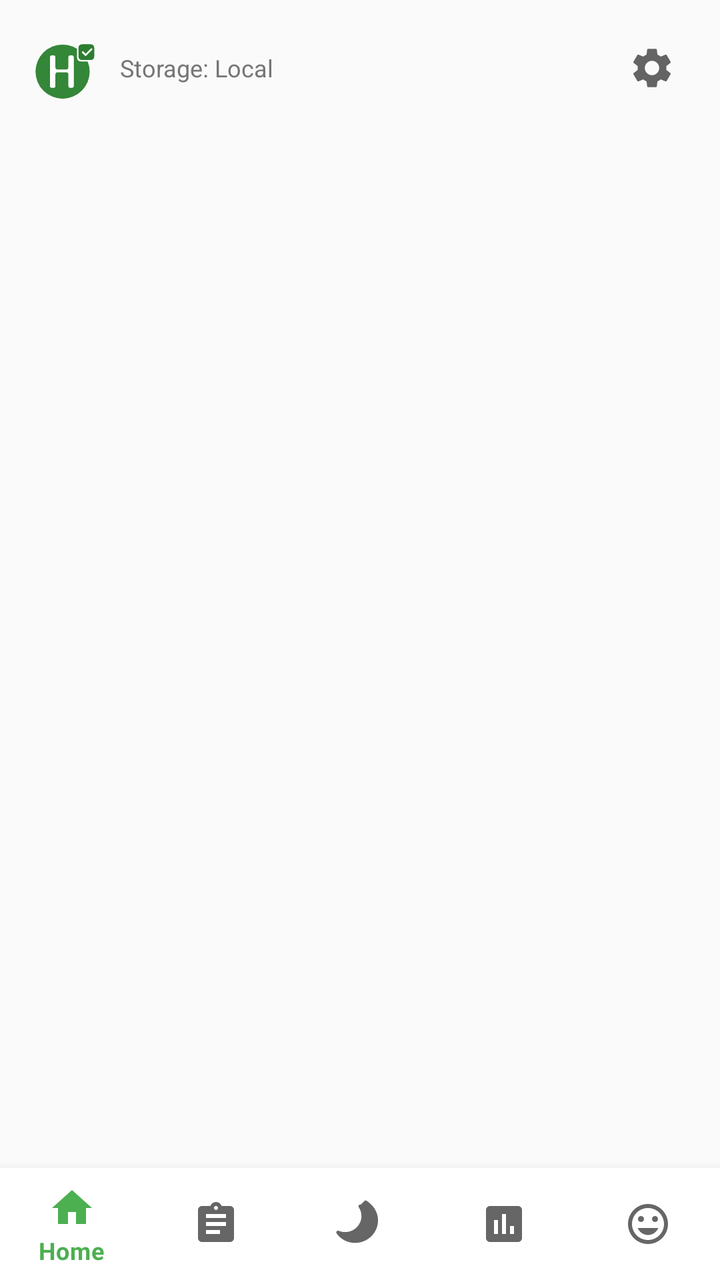
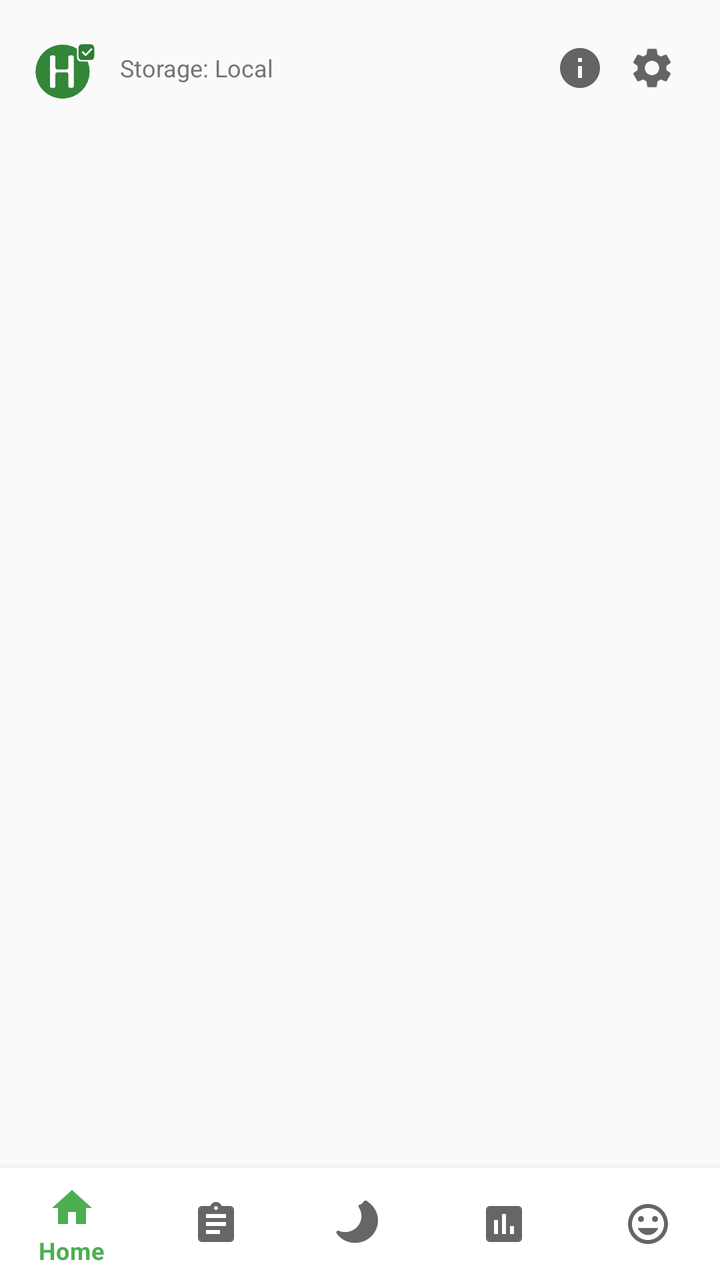

The first picture is an Android layout as it rendered before a commit; the second is the same layout after the commit. The layout source and the unified diff follow.
<!-- AndroidManifest.xml: application theme Theme.HabitEvaluator -->
<!-- res/layout/activity_main.xml -->
<?xml version="1.0" encoding="utf-8"?>
<androidx.constraintlayout.widget.ConstraintLayout xmlns:android="http://schemas.android.com/apk/res/android"
    xmlns:app="http://schemas.android.com/apk/res-auto"
    xmlns:tools="http://schemas.android.com/tools"
    android:layout_width="match_parent"
    android:layout_height="match_parent"
    tools:context=".MainActivity">

    <LinearLayout
        android:id="@+id/toolbarLayout"
        android:layout_width="0dp"
        android:layout_height="wrap_content"
        android:orientation="horizontal"
        android:gravity="center_vertical"
        android:paddingHorizontal="16dp"
        android:paddingTop="16dp"
        app:layout_constraintEnd_toEndOf="parent"
        app:layout_constraintStart_toStartOf="parent"
        app:layout_constraintTop_toTopOf="parent">

        <ImageView
            android:id="@+id/appLogo"
            android:layout_width="36dp"
            android:layout_height="36dp"
            android:src="@drawable/ic_launcher"
            android:contentDescription="@string/app_name" />

        <TextView
            android:id="@+id/storageModeText"
            android:layout_width="0dp"
            android:layout_height="wrap_content"
            android:layout_weight="1"
            android:layout_marginStart="8dp"
            android:text="@string/storage_mode_local"
            android:textSize="12sp"
            android:textColor="@color/text_secondary" />

        <ImageButton
            android:id="@+id/settingsButton"
            android:layout_width="36dp"
            android:layout_height="36dp"
            android:src="@drawable/ic_settings"
            android:contentDescription="@string/settings"
            android:background="?attr/selectableItemBackgroundBorderless"
            android:scaleType="centerInside" />
    </LinearLayout>

    <androidx.viewpager2.widget.ViewPager2
        android:id="@+id/viewPager"
        android:layout_width="0dp"
        android:layout_height="0dp"
        app:layout_constraintBottom_toTopOf="@id/bottomNavigation"
        app:layout_constraintEnd_toEndOf="parent"
        app:layout_constraintStart_toStartOf="parent"
        app:layout_constraintTop_toBottomOf="@id/toolbarLayout" />

    <com.google.android.material.bottomnavigation.BottomNavigationView
        android:id="@+id/bottomNavigation"
        android:layout_width="0dp"
        android:layout_height="wrap_content"
        app:menu="@menu/bottom_navigation"
        app:layout_constraintBottom_toBottomOf="parent"
        app:layout_constraintEnd_toEndOf="parent"
        app:layout_constraintStart_toStartOf="parent" />
</androidx.constraintlayout.widget.ConstraintLayout>
<!-- resources referenced by this layout -->
<resources>
  <color name="text_secondary">#757575</color>
  <!-- drawable ic_settings (drawable) -->
  <?xml version="1.0" encoding="utf-8"?>
  <vector xmlns:android="http://schemas.android.com/apk/res/android"
      android:width="24dp"
      android:height="24dp"
      android:viewportWidth="24"
      android:viewportHeight="24"
      android:tint="?attr/colorControlNormal">
      <path
          android:fillColor="@android:color/white"
          android:pathData="M19.14,12.94c0.04,-0.3 0.06,-0.61 0.06,-0.94c0,-0.32 -0.02,-0.64 -0.07,-0.94l2.03,-1.58c0.18,-0.14 0.23,-0.41 0.12,-0.61l-1.92,-3.32c-0.12,-0.22 -0.37,-0.29 -0.59,-0.22l-2.39,0.96c-0.5,-0.38 -1.03,-0.7 -1.62,-0.94L14.4,2.81c-0.04,-0.24 -0.24,-0.41 -0.48,-0.41h-3.84c-0.24,0 -0.43,0.17 -0.47,0.41L9.25,5.35C8.66,5.59 8.12,5.92 7.63,6.29L5.24,5.33c-0.22,-0.08 -0.47,0 -0.59,0.22L2.74,8.87C2.62,9.08 2.66,9.34 2.86,9.48l2.03,1.58C4.84,11.36 4.8,11.69 4.8,12s0.02,0.64 0.07,0.94l-2.03,1.58c-0.18,0.14 -0.23,0.41 -0.12,0.61l1.92,3.32c0.12,0.22 0.37,0.29 0.59,0.22l2.39,-0.96c0.5,0.38 1.03,0.7 1.62,0.94l0.36,2.54c0.05,0.24 0.24,0.41 0.48,0.41h3.84c0.24,0 0.44,-0.17 0.47,-0.41l0.36,-2.54c0.59,-0.24 1.13,-0.56 1.62,-0.94l2.39,0.96c0.22,0.08 0.47,0 0.59,-0.22l1.92,-3.32c0.12,-0.22 0.07,-0.47 -0.12,-0.61L19.14,12.94zM12,15.6c-1.98,0 -3.6,-1.62 -3.6,-3.6s1.62,-3.6 3.6,-3.6s3.6,1.62 3.6,3.6S13.98,15.6 12,15.6z" />
  </vector>
  <string name="app_name" translatable="false">Habit Evaluator</string>
  <string name="settings">Settings</string>
  <string name="storage_mode_local">Storage: Local</string>
  <style name="Theme.HabitEvaluator" parent="Theme.MaterialComponents.DayNight.NoActionBar">
          <item name="colorPrimary">@color/primary</item>
          <item name="colorPrimaryDark">@color/primary_dark</item>
          <item name="colorAccent">@color/accent</item>
          <item name="android:windowBackground">@color/background</item>
      </style>
  <color name="primary">#4CAF50</color>
  <color name="primary_dark">#388E3C</color>
  <color name="accent">#FFC107</color>
  <color name="background">#FAFAFA</color>
  <!-- unchanged entries left out for length: 1 -->
</resources>

<!-- the commit's change to res/layout/activity_main.xml (unified diff, before → after) -->
@@ -36,6 +36,15 @@
             android:textColor="@color/text_secondary" />
 
         <ImageButton
+            android:id="@+id/imprintButton"
+            android:layout_width="36dp"
+            android:layout_height="36dp"
+            android:src="@drawable/ic_info"
+            android:contentDescription="@string/imprint_title"
+            android:background="?attr/selectableItemBackgroundBorderless"
+            android:scaleType="centerInside" />
+
+        <ImageButton
             android:id="@+id/settingsButton"
             android:layout_width="36dp"
             android:layout_height="36dp"
<!-- resource entries referenced after the edit -->
@@ -1,6 +1,18 @@
 <!-- resources referenced by this layout -->
 <resources>
   <color name="text_secondary">#757575</color>
+  <!-- drawable ic_info (drawable) -->
+  <?xml version="1.0" encoding="utf-8"?>
+  <vector xmlns:android="http://schemas.android.com/apk/res/android"
+      android:width="24dp"
+      android:height="24dp"
+      android:viewportWidth="24"
+      android:viewportHeight="24"
+      android:tint="?attr/colorControlNormal">
+      <path
+          android:fillColor="@android:color/white"
+          android:pathData="M12,2C6.48,2 2,6.48 2,12s4.48,10 10,10 10,-4.48 10,-10S17.52,2 12,2zM13,17h-2v-6h2v6zM13,9h-2V7h2v2z" />
+  </vector>
   <!-- drawable ic_settings (drawable) -->
   <?xml version="1.0" encoding="utf-8"?>
   <vector xmlns:android="http://schemas.android.com/apk/res/android"
@@ -14,6 +26,7 @@
           android:pathData="M19.14,12.94c0.04,-0.3 0.06,-0.61 0.06,-0.94c0,-0.32 -0.02,-0.64 -0.07,-0.94l2.03,-1.58c0.18,-0.14 0.23,-0.41 0.12,-0.61l-1.92,-3.32c-0.12,-0.22 -0.37,-0.29 -0.59,-0.22l-2.39,0.96c-0.5,-0.38 -1.03,-0.7 -1.62,-0.94L14.4,2.81c-0.04,-0.24 -0.24,-0.41 -0.48,-0.41h-3.84c-0.24,0 -0.43,0.17 -0.47,0.41L9.25,5.35C8.66,5.59 8.12,5.92 7.63,6.29L5.24,5.33c-0.22,-0.08 -0.47,0 -0.59,0.22L2.74,8.87C2.62,9.08 2.66,9.34 2.86,9.48l2.03,1.58C4.84,11.36 4.8,11.69 4.8,12s0.02,0.64 0.07,0.94l-2.03,1.58c-0.18,0.14 -0.23,0.41 -0.12,0.61l1.92,3.32c0.12,0.22 0.37,0.29 0.59,0.22l2.39,-0.96c0.5,0.38 1.03,0.7 1.62,0.94l0.36,2.54c0.05,0.24 0.24,0.41 0.48,0.41h3.84c0.24,0 0.44,-0.17 0.47,-0.41l0.36,-2.54c0.59,-0.24 1.13,-0.56 1.62,-0.94l2.39,0.96c0.22,0.08 0.47,0 0.59,-0.22l1.92,-3.32c0.12,-0.22 0.07,-0.47 -0.12,-0.61L19.14,12.94zM12,15.6c-1.98,0 -3.6,-1.62 -3.6,-3.6s1.62,-3.6 3.6,-3.6s3.6,1.62 3.6,3.6S13.98,15.6 12,15.6z" />
   </vector>
   <string name="app_name" translatable="false">Habit Evaluator</string>
+  <string name="imprint_title">Project legal</string>
   <string name="settings">Settings</string>
   <string name="storage_mode_local">Storage: Local</string>
   <style name="Theme.HabitEvaluator" parent="Theme.MaterialComponents.DayNight.NoActionBar">
